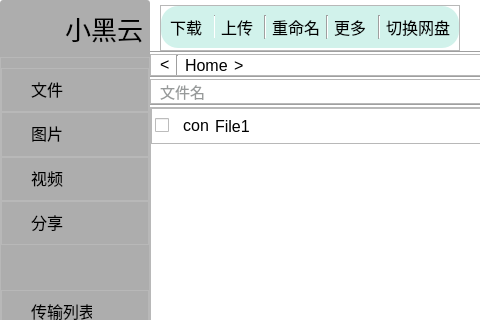
First picture: the form in SBCclient.ui, repository aibotez/SBCClientV2, before the edit; both pictures show x 0 to 480 and y 0 to 320 of the 962 by 700 pixel window.
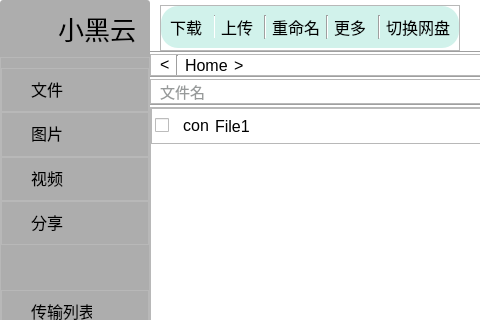
Second picture: the form after the edit. Icons and pictures are not drawn.

Patch:
```diff
--- a/SBCclient.ui
+++ b/SBCclient.ui
@@ -129,6 +129,9 @@
          </property>
          <item>
           <layout class="QHBoxLayout" name="horizontalLayout_6" stretch="1,1">
+           <property name="spacing">
+            <number>2</number>
+           </property>
            <property name="leftMargin">
             <number>6</number>
            </property>
```
Left out of the diff: 8 changed lines with no effect on the pictures.
